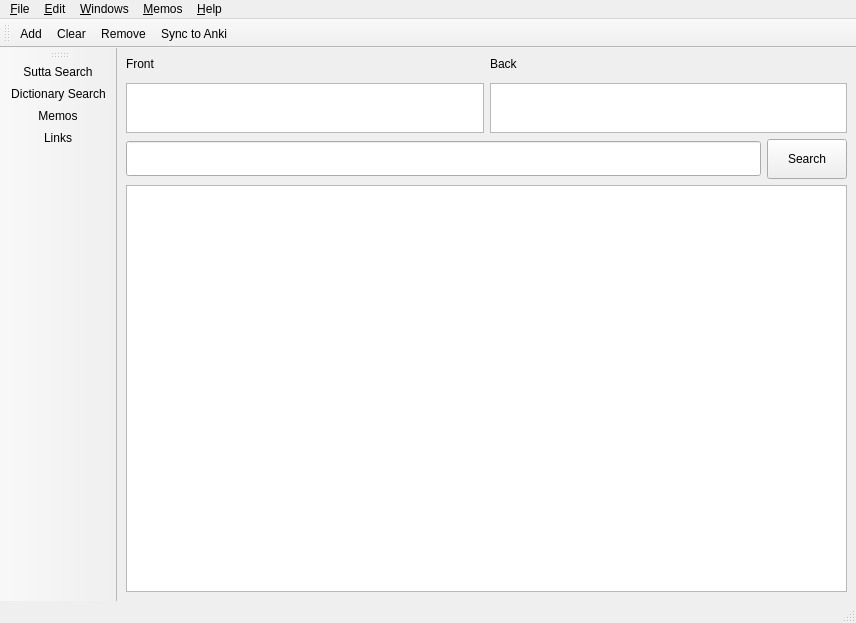
Qt form simsapa/assets/ui/memos_browser_window.ui (simsapa/simsapa) before a commit.
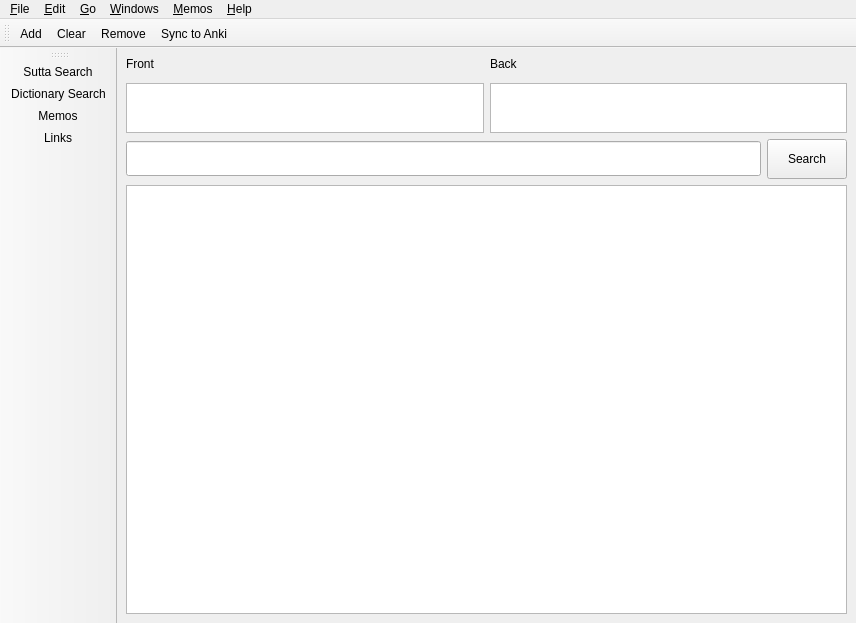
The same form after that commit. Icons and pictures are not drawn.

Commit message: remove statusbar, add button icons

The edit to the form file:
```diff
--- a/simsapa/assets/ui/memos_browser_window.ui
+++ b/simsapa/assets/ui/memos_browser_window.ui
@@ -219,13 +219,18 @@
     </property>
     <addaction name="action_Sync_to_Anki"/>
    </widget>
+   <widget class="QMenu" name="menu_Go">
+    <property name="title">
+     <string>&amp;Go</string>
+    </property>
+   </widget>
    <addaction name="menu_File"/>
    <addaction name="menu_Edit"/>
+   <addaction name="menu_Go"/>
    <addaction name="menu_Windows"/>
    <addaction name="menu_Memos"/>
    <addaction name="menu_Help"/>
   </widget>
-  <widget class="QStatusBar" name="statusbar"/>
   <widget class="QToolBar" name="toolBar_2">
    <property name="windowTitle">
     <string>toolBar_2</string>
```
The commit also changes 63 other files.
